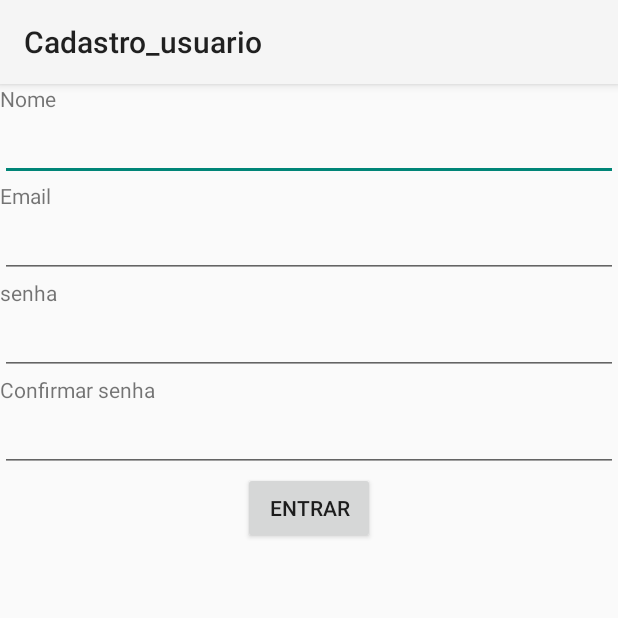
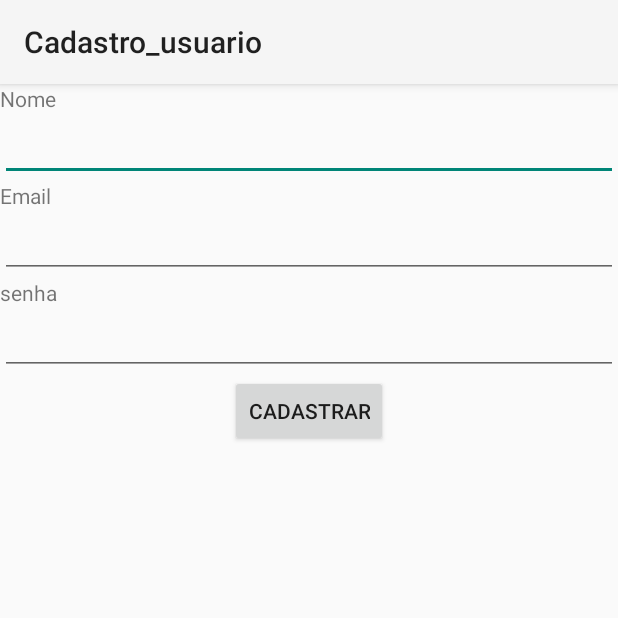
Before and after one commit to gleydsonageu/SharePages, an Android app: the CadastroUsuario screen opened directly, with no data from a screen before it, on a phone screen of 412 x 824 dp, the top half of it. Run offline under Robolectric (Android 15) with nearby library versions, the phone set to English and light mode, and no system bars.

Commit message:
metodo salvar no UsuarioDAO, ajustes na tela de CadastroUsuario

```diff
--- a/app/src/main/AndroidManifest.xml
+++ b/app/src/main/AndroidManifest.xml
@@ -10,7 +10,7 @@
         android:theme="@style/AppTheme">
         <activity
             android:name=".gui.TelaInicial"
-            android:label="@string/title_activity_tela_inicial">
+            android:label="@string/app_name">
             <intent-filter>
                 <action android:name="android.intent.action.MAIN" />
                 <category android:name="android.intent.category.LAUNCHER" />
--- a/app/src/main/java/br/com/projetoapp/sharepages/gui/CadastroUsuario.java
+++ b/app/src/main/java/br/com/projetoapp/sharepages/gui/CadastroUsuario.java
@@ -10,8 +10,8 @@ import br.com.projetoapp.sharepages.R;
 
 public class CadastroUsuario extends Activity implements View.OnClickListener {
 
-    EditText textoNome, textoEmail, textoSenha, textoConfirmarSenha;
-    Button botaoOk;
+    EditText textoNome, textoEmail, textoSenha;
+    Button botaoCadastrar;
 
     @Override
     protected void onCreate(Bundle savedInstanceState) {
@@ -21,10 +21,9 @@ public class CadastroUsuario extends Activity implements View.OnClickListener {
         textoNome = (EditText) findViewById(R.id.textoNome);
         textoEmail = (EditText) findViewById(R.id.textoEmail);
         textoSenha = (EditText) findViewById(R.id.textoSenha);
-        textoConfirmarSenha = (EditText) findViewById(R.id.textoConfirmarSenha);
-        botaoOk = (Button) findViewById(R.id.botaoOk);
 
-        botaoOk.setOnClickListener(this);
+        botaoCadastrar = (Button) findViewById(R.id.botaoCadastrar);
+        botaoCadastrar.setOnClickListener(this);
     }
 
     @Override
--- a/app/src/main/java/br/com/projetoapp/sharepages/gui/TelaInicial.java
+++ b/app/src/main/java/br/com/projetoapp/sharepages/gui/TelaInicial.java
@@ -15,6 +15,7 @@ import br.com.projetoapp.sharepages.dominio.Usuario;
 import br.com.projetoapp.sharepages.negocio.SessaoUsuario;
 import br.com.projetoapp.sharepages.negocio.UsuarioServices;
 
+
 public class TelaInicial extends Activity {
 
 
@@ -23,7 +24,6 @@ public class TelaInicial extends Activity {
     private Button botaoEntrar;
     private TextView botaoFazerCadastro;
     private static Context context;
-
 
 
     @Override
--- a/app/src/main/java/br/com/projetoapp/sharepages/persistencia/DatabaseHelper.java
+++ b/app/src/main/java/br/com/projetoapp/sharepages/persistencia/DatabaseHelper.java
@@ -12,7 +12,7 @@ public class DatabaseHelper extends SQLiteOpenHelper {
     //Criando a tabela usuarioDAO
     public static final String TABLE_USUARIOS = "usuarios";
 
-    public static final String USUARIO_ID = "id";
+    public static final String USUARIO_ID = "_id";
     public static final String USUARIO_NOME = "nome";
     public static final String USUARIO_EMAIL = "email";
     public static final String USUARIO_SENHA = "senha";
--- a/app/src/main/res/layout/activity_cadastro_usuario.xml
+++ b/app/src/main/res/layout/activity_cadastro_usuario.xml
@@ -37,21 +37,12 @@
         android:layout_width="match_parent"
         android:layout_height="wrap_content"
         android:ems="10" />
-    <TextView
-        android:layout_width="match_parent"
-        android:layout_height="wrap_content"
-        android:text="@string/confirmar_senha"/>
-
-    <EditText android:id="@+id/textoConfirmarSenha"
-        android:layout_width="match_parent"
-        android:layout_height="wrap_content"
-        android:ems="10"/>
     <Button
-        android:id="@+id/botaoOk"
+        android:id="@+id/botaoCadastrar"
         android:layout_width="wrap_content"
         android:layout_height="wrap_content"
         android:layout_gravity="center"
-        android:text="@string/botao_entrar" />
-
+        android:text="@string/botao_salvar_cadastrar"
+        android:onClick="salvar"/>
 
 </LinearLayout>
--- a/app/src/main/res/values/strings.xml
+++ b/app/src/main/res/values/strings.xml
@@ -13,7 +13,8 @@
     <string name="email">Email</string>
     <string name="nome">Nome</string>
     <string name="confirmar_senha">Confirmar senha</string>
-    <string name="Ok">botaoOk</string>
+    <string name="botao_salvar_cadastrar">Cadastrar</string>
+
 
     <string name="bemvindo">bem vindo!!!</string>
 
```
Also changed, not shown: app/src/main/java/br/com/projetoapp/sharepages/persistencia/UsuarioDAO.java (+25 -0 lines).
